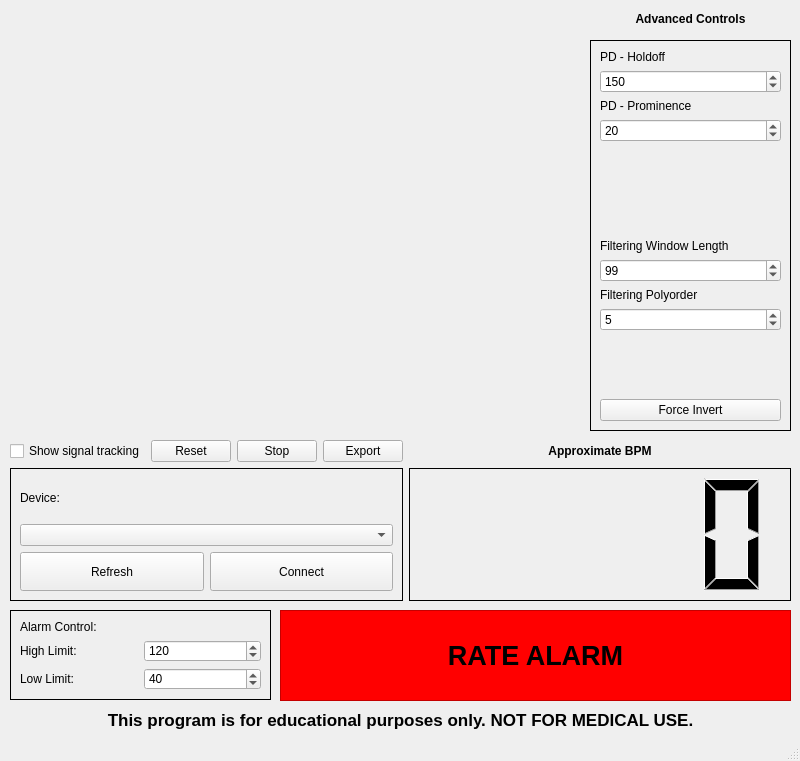
The window that ecg_viewer_window.ui (HTM-Workshop/ECG-Viewer) describes before a commit, drawn with Qt 5.
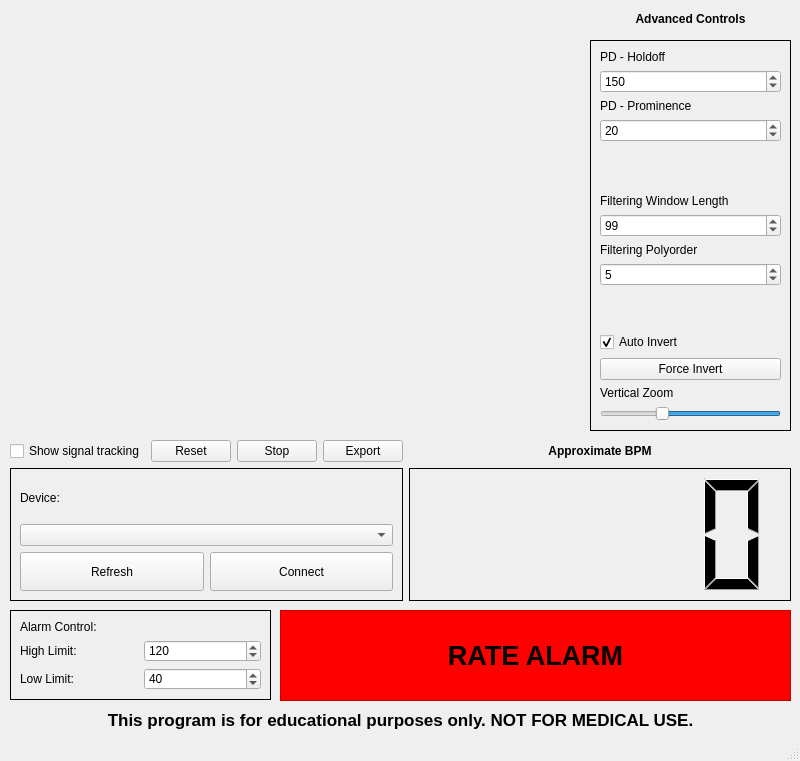
The same window after the commit. Icons and pictures are not drawn. Custom widgets are drawn as their Qt base class.

Commit message:
Added automatic graph resizing with padding
Graph is now automatically scaled based on a constant factor defined
in __init__. Resizing is done at the end of the sample period to
improve framerate. Otherwise, the graph will automatically resize
itself everytime a new datapoint is added, which kills the sample
rate.

Diff of the .ui file:
```diff
--- a/ecg_viewer_window.ui
+++ b/ecg_viewer_window.ui
@@ -397,6 +397,19 @@
          </property>
         </spacer>
        </item>
+       <item>
+        <widget class="QCheckBox" name="autoinvert_checkbox">
+         <property name="enabled">
+          <bool>true</bool>
+         </property>
+         <property name="text">
+          <string>Auto Invert</string>
+         </property>
+         <property name="checked">
+          <bool>true</bool>
+         </property>
+        </widget>
+       </item>
        <item>
         <widget class="QPushButton" name="button_force_invert">
          <property name="text">
@@ -404,6 +417,41 @@
          </property>
         </widget>
        </item>
+       <item>
+        <widget class="QLabel" name="label_7">
+         <property name="text">
+          <string>Vertical Zoom</string>
+         </property>
+        </widget>
+       </item>
+       <item>
+        <widget class="QSlider" name="graph_zoom_slider">
+         <property name="minimum">
+          <number>0</number>
+         </property>
+         <property name="maximum">
+          <number>99</number>
+         </property>
+         <property name="singleStep">
+          <number>1</number>
+         </property>
+         <property name="value">
+          <number>66</number>
+         </property>
+         <property name="orientation">
+          <enum>Qt::Horizontal</enum>
+         </property>
+         <property name="invertedAppearance">
+          <bool>true</bool>
+         </property>
+         <property name="invertedControls">
+          <bool>false</bool>
+         </property>
+         <property name="tickPosition">
+          <enum>QSlider::NoTicks</enum>
+         </property>
+        </widget>
+       </item>
       </layout>
      </item>
     </layout>
```
The commit also changes 2 other files.
